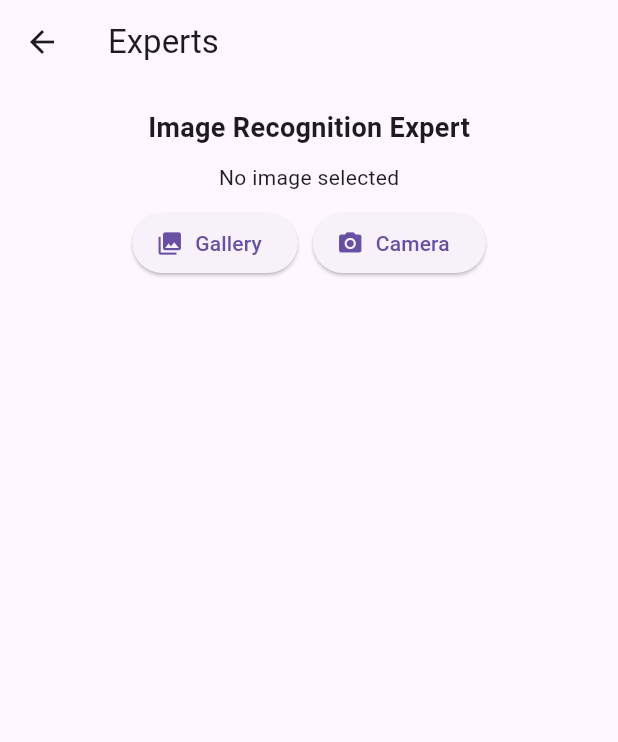
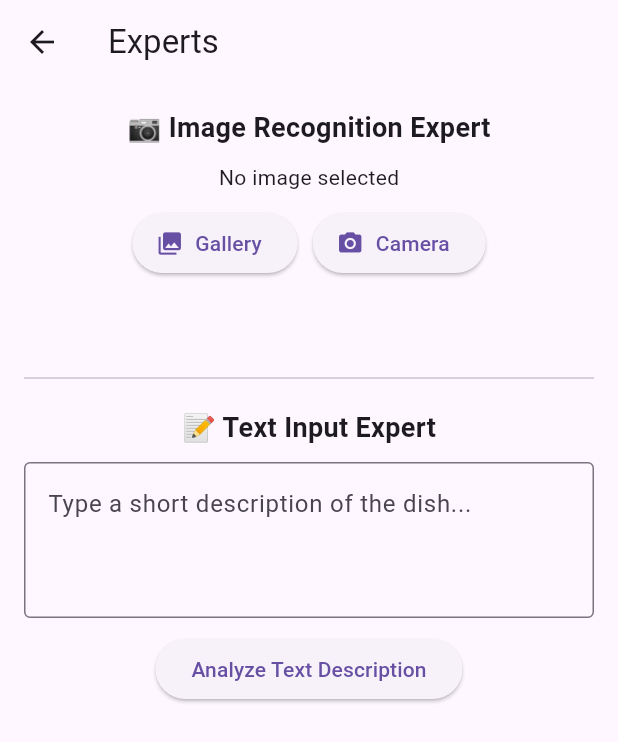
Before and after one commit to ZifanSi/whats-that-dish-app, a Flutter app: the ExpertsPage screen opened by its route, on a phone screen of 412 x 824 dp. Shown: the top 742 px of the screen. Run offline on Flutter 3.47's test engine with Material 3 defaults, Android fonts, the phone set to English and light mode, and no system bars; our stand-ins replace flutter_dotenv, image_picker.

Commit message:
Add text expert

```diff
--- /dev/null
+++ b/assets/data/t_dishes.json
@@ -0,0 +1,82 @@
+[
+    {
+      "name": "Pepperoni Pizza",
+      "description": "Cheesy flatbread topped with tomato sauce and pepperoni."
+    },
+    {
+      "name": "Caesar Salad",
+      "description": "Romaine lettuce with Caesar dressing, croutons, and Parmesan."
+    },
+    {
+      "name": "Sushi",
+      "description": "Rice rolls with seaweed, raw fish, and vegetables."
+    },
+    {
+      "name": "Spaghetti Bolognese",
+      "description": "Pasta with tomato and minced beef sauce."
+    },
+    {
+      "name": "Chicken Tikka Masala",
+      "description": "Chicken in a spiced tomato cream sauce."
+    },
+    {
+      "name": "Ramen",
+      "description": "Japanese noodle soup with pork, egg, and broth."
+    },
+    {
+      "name": "Fried Chicken",
+      "description": "Crispy fried chicken pieces."
+    },
+    {
+      "name": "Pho",
+      "description": "Vietnamese soup with beef and rice noodles."
+    },
+    {
+      "name": "Grilled Cheese Sandwich",
+      "description": "Toasted bread with melted cheese."
+    },
+    {
+      "name": "Mac and Cheese",
+      "description": "Creamy cheese pasta dish."
+    },
+    {
+      "name": "Tacos",
+      "description": "Corn tortillas filled with meat, lettuce, and salsa."
+    },
+    {
+      "name": "Lasagna",
+      "description": "Layered pasta with meat, tomato sauce, and cheese."
+    },
+    {
+      "name": "Pad Thai",
+      "description": "Thai stir-fried noodles with peanuts and shrimp."
+    },
+    {
+      "name": "Burger",
+      "description": "Grilled beef patty in a bun with toppings."
+    },
+    {
+      "name": "Burrito",
+      "description": "Tortilla wrapped around rice, beans, and meat."
+    },
+    {
+      "name": "Chow Mein",
+      "description": "Stir-fried noodles with vegetables and meat."
+    },
+    {
+      "name": "Gnocchi",
+      "description": "Soft potato dumplings served with sauce."
+    },
+    {
+      "name": "Pancakes",
+      "description": "Fluffy breakfast cakes served with syrup."
+    },
+    {
+      "name": "French Toast",
+      "description": "Bread soaked in egg and fried, topped with syrup."
+    },
+    {
+      "name": "Falafel",
+      "description": "Fried chickpea balls served with pita and sauce."
+    }
+  ]
--- a/lib/screens/experts_page.dart
+++ b/lib/screens/experts_page.dart
@@ -1,6 +1,7 @@
 import 'dart:convert';
 import 'dart:io';
 import 'package:flutter/material.dart';
+import 'package:flutter/services.dart' show rootBundle;
 import 'package:http/http.dart' as http;
 import 'package:flutter_dotenv/flutter_dotenv.dart';
 import 'package:image_picker/image_picker.dart';
@@ -15,9 +16,12 @@ class ExpertsPage extends StatefulWidget {
 class _ExpertsPageState extends State<ExpertsPage> {
   File? _image;
   String _result = '';
+  String _textResult = '';
   bool _isLoading = false;
+  bool _isTextLoading = false;
 
   final ImagePicker _picker = ImagePicker();
+  final TextEditingController _textController = TextEditingController();
 
   Future<void> _pickImage(ImageSource source) async {
     final XFile? pickedFile = await _picker.pickImage(source: source);
@@ -100,16 +104,68 @@ class _ExpertsPageState extends State<ExpertsPage> {
     }
   }
 
+  Future<void> _analyzeTextDescription() async {
+    final input = _textController.text.trim().toLowerCase();
+    if (input.isEmpty) {
+      setState(() => _textResult = 'Please enter a dish description.');
+      return;
+    }
+
+    setState(() {
+      _isTextLoading = true;
+      _textResult = '';
+    });
+
+    try {
+      final jsonStr = await rootBundle.loadString('assets/data/t_dishes.json');
+      final List<dynamic> dishes = jsonDecode(jsonStr);
+
+      String bestMatch = '';
+      int bestScore = 0;
+
+      for (var dish in dishes) {
+        final description = (dish['description'] as String).toLowerCase();
+        int score = 0;
+
+        for (final word in input.split(' ')) {
+          if (description.contains(word)) {
+            score++;
+          }
+        }
+
+        if (score > bestScore) {
+          bestScore = score;
+          bestMatch = dish['name'];
+        }
+      }
+
+      setState(() {
+        _isTextLoading = false;
+        if (bestMatch.isNotEmpty) {
+          _textResult = 'Matched Dish: $bestMatch\nMatch Score: $bestScore';
+        } else {
+          _textResult = 'No matching dish found.';
+        }
+      });
+    } catch (e) {
+      setState(() {
+        _isTextLoading = false;
+        _textResult = 'Error reading dish data: $e';
+      });
+    }
+  }
+
   @override
   Widget build(BuildContext context) {
     return Scaffold(
       appBar: AppBar(title: const Text('Experts')),
-      body: Padding(
+      body: SingleChildScrollView(
         padding: const EdgeInsets.all(16.0),
         child: Column(
           children: [
+            // ==== IMAGE ANALYSIS ====
             const Text(
-              'Image Recognition Expert',
+              '📷 Image Recognition Expert',
               style: TextStyle(fontSize: 18, fontWeight: FontWeight.bold),
             ),
             const SizedBox(height: 10),
@@ -144,6 +200,35 @@ class _ExpertsPageState extends State<ExpertsPage> {
                     fontWeight: FontWeight.bold,
                   ),
                 ),
+            const Divider(height: 40),
+
+            // ==== TEXT ANALYSIS ====
+            const Text(
+              '📝 Text Input Expert',
+              style: TextStyle(fontSize: 18, fontWeight: FontWeight.bold),
+            ),
+            const SizedBox(height: 10),
+            TextField(
+              controller: _textController,
+              decoration: const InputDecoration(
+                border: OutlineInputBorder(),
+                hintText: 'Type a short description of the dish...',
+              ),
+              maxLines: 3,
+            ),
+            const SizedBox(height: 10),
+            ElevatedButton(
+              onPressed: _analyzeTextDescription,
+              child: const Text('Analyze Text Description'),
+            ),
+            const SizedBox(height: 10),
+            _isTextLoading
+                ? const CircularProgressIndicator()
+                : Text(
+                  _textResult,
+                  textAlign: TextAlign.center,
+                  style: const TextStyle(fontSize: 16),
+                ),
           ],
         ),
       ),
--- a/pubspec.yaml
+++ b/pubspec.yaml
@@ -26,3 +26,4 @@ flutter:
     - assets/data/t_users.json
     - assets/data/recipes.json
     - .env
+    - assets/data/t_dishes.json
```
Also changed, not shown: lib/screens/blackboard.dart (deleted, +0 -158 lines).
